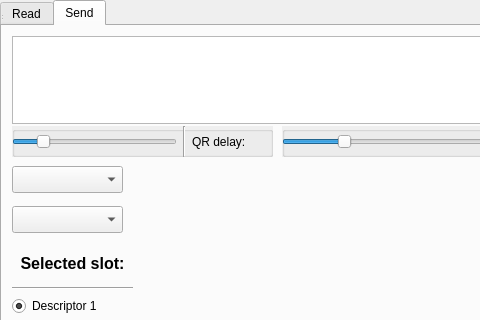
Old version of the form form.ui in the repository pythcoiner/SeedQReader; both pictures show x 0 to 480 and y 0 to 320 of the 811 by 650 pixel window.
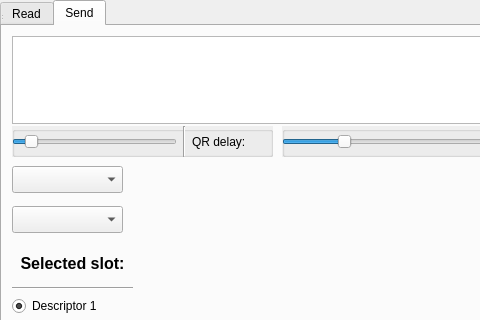
New version of the form. The open tabs and pages were chosen to show the change.

The edit to the form file:
```diff
--- a/form.ui
+++ b/form.ui
@@ -583,10 +583,13 @@
           <number>100</number>
          </property>
          <property name="maximum">
-          <number>2000</number>
+          <number>4000</number>
          </property>
          <property name="singleStep">
-          <number>20</number>
+          <number>100</number>
+         </property>
+         <property name="pageStep">
+          <number>100</number>
          </property>
          <property name="value">
           <number>400</number>
```
Left out of the diff: 3 changed lines with no effect on the pictures.
